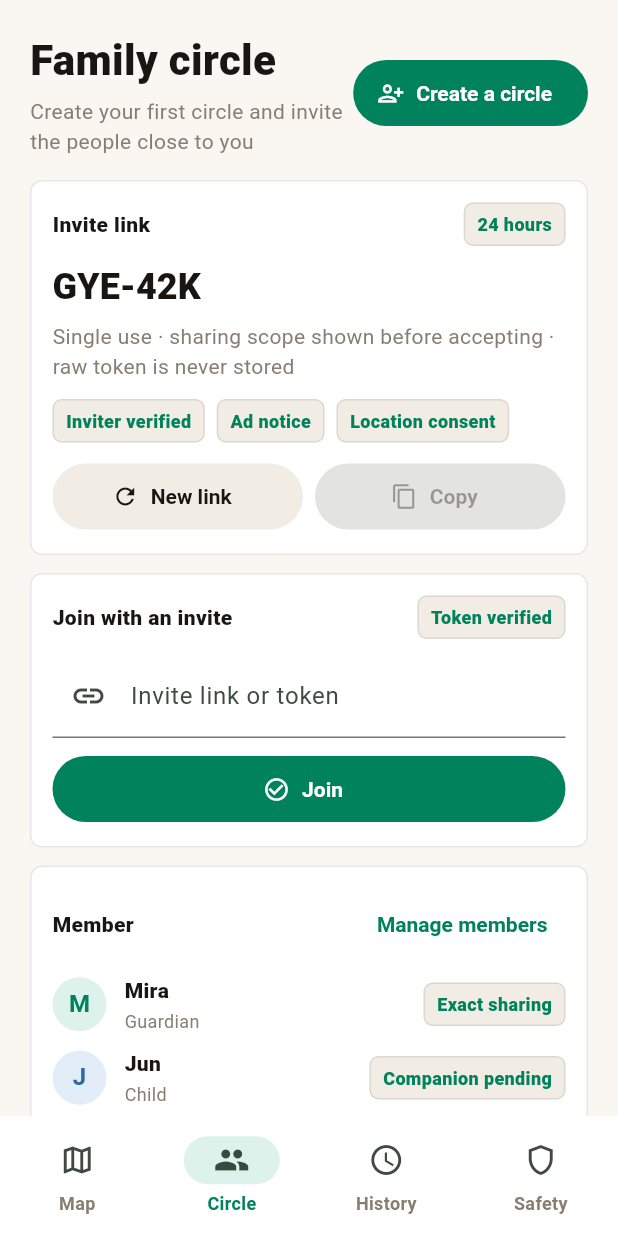
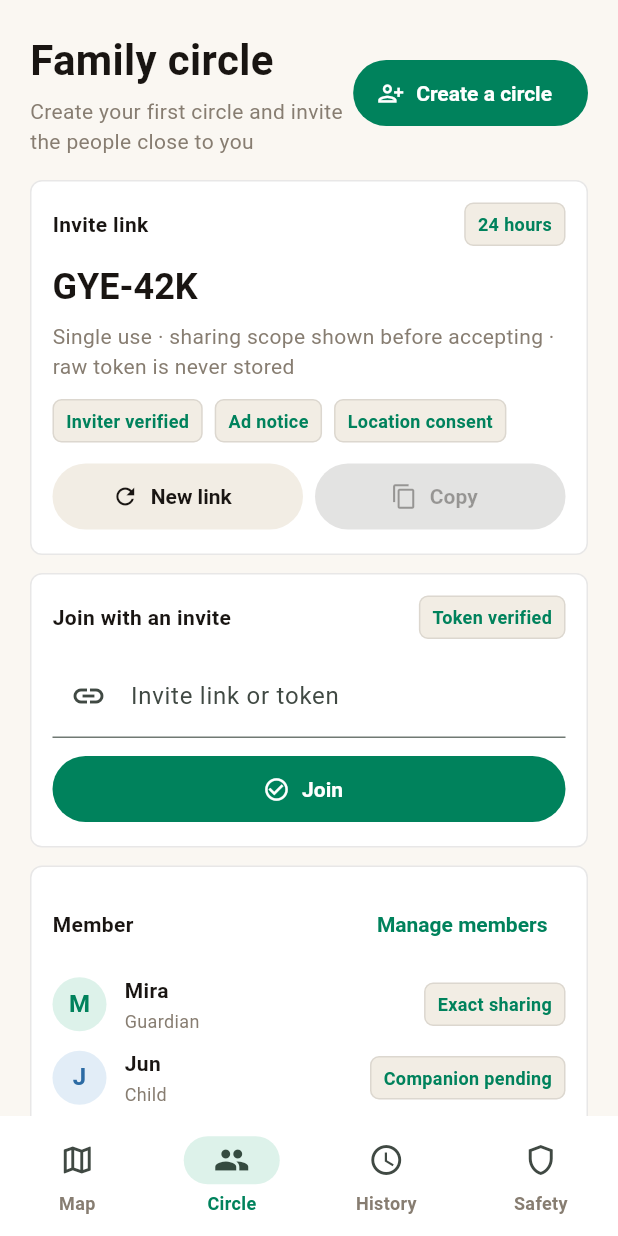
Before and after one commit to Jhongjin/gps, a Flutter app: the screen it shows after launch, after a tap on "Our circle", on a phone screen of 412 x 824 dp. Run offline on Flutter 3.47's test engine with Material 3 defaults, Android fonts, the phone set to English and light mode, and no system bars; our stand-ins replace flutter_map, latlong2, supabase_flutter; accounts and stored records are empty; Roboto replaces fonts that are missing (Pretendard).

Commit message:
Bundle Pretendard, and drop Geist from the stack
The theme named a font the app never shipped, so every screen has been rendering
in whatever the platform happened to supply. Pretendard now ships in
assets/fonts under SIL OFL 1.1, with the licence alongside it.

Only Regular and Bold. The codebase used w800 and w900 in thirty places despite
the design skill capping weight at 700 — those are normalised to 700 here, which
means two faces cover everything and the bundle stays at 3.2MB rather than
double that.

Dropping Geist is a change to DESIGN.md's original pairing, and the reason is in
the product rather than in taste. Almost every line here mixes scripts — 배터리
46%, 정확도 85m, 집까지 8분. Two families in one line means two x-heights and two
baselines, and the line wobbles. Pretendard exists to solve that: its Latin is
drawn to the same metrics as its Hangul. One family reads better here and costs
half as much.

It also fixed something I had written off. A couple of Hangul glyphs rendered as
tofu in the web build, and I diagnosed that as a CanvasKit font-slice artefact
that Android and iOS would not share. That was true as far as it went, but the
root cause was simply that no font was bundled. With Pretandard in the bundle
the glyphs render, on web included.

ja, hi, and ar still need their own faces — Pretendard carries neither kana,
kanji, Devanagari, nor Arabic. That is 5-9MB per script, so it is a size
decision to make when each locale opens, and it is recorded as such.

Co-Authored-By: Claude Opus 5 (1M context) <noreply@anthropic.com>
Claude-Session: https://claude.ai/code/session_015B9hdQNruHStrbaoEA8dtF

```diff
--- a/apps/gyeote_flutter/lib/src/features/circle/circle_screen.dart
+++ b/apps/gyeote_flutter/lib/src/features/circle/circle_screen.dart
@@ -571,7 +571,7 @@ class _CircleScreenState extends State<CircleScreen> {
                 children: [
                   Text(title,
                       style: const TextStyle(
-                          fontSize: 28, fontWeight: FontWeight.w900)),
+                          fontSize: 28, fontWeight: FontWeight.w700)),
                   const SizedBox(height: 4),
                   Text(subtitle,
                       style: TextStyle(color: palette.muted)),
@@ -673,7 +673,7 @@ class _EmptyMembersState extends StatelessWidget {
       child: Column(
         crossAxisAlignment: CrossAxisAlignment.start,
         children: [
-          Text(l10n.circleNoMembers, style: const TextStyle(fontWeight: FontWeight.w900)),
+          Text(l10n.circleNoMembers, style: const TextStyle(fontWeight: FontWeight.w700)),
           const SizedBox(height: 4),
           Text(l10n.circleNoMembersBody,
               style: TextStyle(color: palette.muted)),
@@ -781,7 +781,7 @@ class _InviteCard extends StatelessWidget {
           Text(
             invite == null ? 'GYE-42K' : invite.codeHint,
             style: const TextStyle(
-                fontSize: 24, fontWeight: FontWeight.w900, letterSpacing: 0),
+                fontSize: 24, fontWeight: FontWeight.w700, letterSpacing: 0),
           ),
           const SizedBox(height: 6),
           Text(
@@ -863,7 +863,7 @@ class _MemberRow extends StatelessWidget {
               crossAxisAlignment: CrossAxisAlignment.start,
               children: [
                 Text(member.name,
-                    style: const TextStyle(fontWeight: FontWeight.w900)),
+                    style: const TextStyle(fontWeight: FontWeight.w700)),
                 const SizedBox(height: 2),
                 Text(member.role,
                     style: TextStyle(
@@ -893,7 +893,7 @@ class _CompanionRequestCard extends StatelessWidget {
         crossAxisAlignment: CrossAxisAlignment.start,
         children: [
           Text(l10n.companionRequestDemo,
-              style: const TextStyle(fontSize: 18, fontWeight: FontWeight.w900)),
+              style: const TextStyle(fontSize: 18, fontWeight: FontWeight.w700)),
           const SizedBox(height: 6),
           Text(l10n.companionRequestBody,
               style: TextStyle(color: palette.muted)),
@@ -1056,7 +1056,7 @@ class _CheckInRow extends StatelessWidget {
               crossAxisAlignment: CrossAxisAlignment.start,
               children: [
                 Text('$name · $status',
-                    style: const TextStyle(fontWeight: FontWeight.w900)),
+                    style: const TextStyle(fontWeight: FontWeight.w700)),
                 const SizedBox(height: 2),
                 Text(body,
                     style: TextStyle(
@@ -1265,7 +1265,7 @@ class _InlineNoticeState extends StatelessWidget {
               children: [
                 Text(title,
                     style:
-                        TextStyle(color: color, fontWeight: FontWeight.w900)),
+                        TextStyle(color: color, fontWeight: FontWeight.w700)),
                 const SizedBox(height: 2),
                 Text(body,
                     style: TextStyle(
@@ -1319,7 +1319,7 @@ class _AlertRule extends StatelessWidget {
                   children: [
                     Expanded(
                       child: Text(title,
-                          style: const TextStyle(fontWeight: FontWeight.w900)),
+                          style: const TextStyle(fontWeight: FontWeight.w700)),
                     ),
                     if (isBusy)
                       const SizedBox(
@@ -1439,7 +1439,7 @@ class _InlineEmptyState extends StatelessWidget {
               crossAxisAlignment: CrossAxisAlignment.start,
               children: [
                 Text(title,
-                    style: const TextStyle(fontWeight: FontWeight.w900)),
+                    style: const TextStyle(fontWeight: FontWeight.w700)),
                 const SizedBox(height: 3),
                 Text(body,
                     style: TextStyle(
@@ -1593,7 +1593,7 @@ class _SectionCard extends StatelessWidget {
             children: [
               Expanded(
                   child: Text(title,
-                      style: const TextStyle(fontWeight: FontWeight.w900))),
+                      style: const TextStyle(fontWeight: FontWeight.w700))),
               if (trailing != null) trailing!,
             ],
           ),
@@ -1626,8 +1626,8 @@ class _StatusChip extends StatelessWidget {
         style: TextStyle(
             color: palette.brand,
             fontSize: 12,
-            fontWeight: FontWeight.w800),
-      ),
-    );
-  }
-}
+            fontWeight: FontWeight.w700),
+      ),
+    );
+  }
+}
--- a/apps/gyeote_flutter/lib/src/features/map/map_screen.dart
+++ b/apps/gyeote_flutter/lib/src/features/map/map_screen.dart
@@ -1454,7 +1454,7 @@ class _MapOnboardingPanel extends StatelessWidget {
               crossAxisAlignment: CrossAxisAlignment.start,
               children: [
                 Text(l10n.mapOnboardTitle,
-                    style: const TextStyle(fontWeight: FontWeight.w900)),
+                    style: const TextStyle(fontWeight: FontWeight.w700)),
                 const SizedBox(height: 3),
                 Text(l10n.mapOnboardBody,
                     style: TextStyle(color: palette.muted, fontSize: 12)),
@@ -1559,7 +1559,7 @@ class _PlaceDraftPanel extends StatelessWidget {
                   crossAxisAlignment: CrossAxisAlignment.start,
                   children: [
                     Text(l10n.placeDraftTitle,
-                        style: const TextStyle(fontWeight: FontWeight.w900)),
+                        style: const TextStyle(fontWeight: FontWeight.w700)),
                     const SizedBox(height: 2),
                     Text(l10n.placeDraftSubtitle,
                         style: TextStyle(color: palette.muted, fontSize: 12)),
@@ -1624,7 +1624,7 @@ class _PlaceDraftPanel extends StatelessWidget {
                       member.name.characters.first,
                       style: TextStyle(
                         color: member.tone.resolve(palette),
-                        fontWeight: FontWeight.w900,
+                        fontWeight: FontWeight.w700,
                         fontSize: 12,
                       ),
                     ),
@@ -1826,7 +1826,7 @@ class _CompanionPanel extends StatelessWidget {
               Expanded(
                 child: Text(l10n.privacyCompanionMode,
                     style: const TextStyle(
-                        fontSize: 16, fontWeight: FontWeight.w900)),
+                        fontSize: 16, fontWeight: FontWeight.w700)),
               ),
               _StatusBadge(text: l10n.companionMinutesLeft(minutes)),
             ],
@@ -1911,7 +1911,7 @@ class _CompanionPanel extends StatelessWidget {
                     crossAxisAlignment: CrossAxisAlignment.start,
                     children: [
                       Text(l10n.uploadSyncTitle,
-                          style: const TextStyle(fontWeight: FontWeight.w900)),
+                          style: const TextStyle(fontWeight: FontWeight.w700)),
                       const SizedBox(height: 2),
                       Text(uploadText,
                           style: TextStyle(color: palette.muted, fontSize: 12)),
@@ -1969,7 +1969,7 @@ class _SafetyStatusStrip extends StatelessWidget {
             child: Text(
               text,
               style:
-                  TextStyle(color: palette.brand, fontWeight: FontWeight.w800),
+                  TextStyle(color: palette.brand, fontWeight: FontWeight.w700),
             ),
           ),
         ],
@@ -2208,7 +2208,7 @@ class _StatusBadge extends StatelessWidget {
       ),
       child: Text(text,
           style: TextStyle(
-              color: palette.brand, fontWeight: FontWeight.w800, fontSize: 12)),
+              color: palette.brand, fontWeight: FontWeight.w700, fontSize: 12)),
     );
   }
 }
--- a/apps/gyeote_flutter/lib/src/theme/gyeote_theme.dart
+++ b/apps/gyeote_flutter/lib/src/theme/gyeote_theme.dart
@@ -290,10 +290,10 @@ ThemeData _buildTheme(GyeotePalette palette, Brightness brightness) {
     scaffoldBackgroundColor: palette.canvas,
     canvasColor: palette.canvas,
     dividerColor: palette.line,
-    // Geist/Pretendard 를 지정하려면 pubspec 의 `fonts:` 에 실제 파일을 번들해야
-    // 한다. 지금은 번들된 폰트가 없어서, 없는 패밀리를 지정하면 폴백 사슬이 끊겨
-    // 일부 한글이 두부 글자로 깨진다(웹에서 재현됨). 번들 전까지는 플랫폼 기본
-    // 폰트를 쓴다. 다국어 확장 시 ja/hi/ar 용 Noto 서브셋도 함께 번들해야 한다.
+    // 한글과 라틴을 한 패밀리로 그린다. 두 패밀리를 섞으면 `배터리 46%` 처럼
+    // 한 줄에서 문자가 섞일 때 x-height 와 베이스라인이 어긋난다.
+    // ja/hi/ar 을 열 때는 해당 문자용 Noto 서브셋을 담아 fallback 에 잇는다.
+    fontFamily: 'Pretendard',
     useMaterial3: true,
     extensions: [palette],
     dividerTheme: DividerThemeData(color: palette.line, space: 1, thickness: 1),
```
Also changed, not shown: apps/gyeote_flutter/assets/fonts/Pretendard-OFL.txt (added, +94 -0 lines), apps/gyeote_flutter/lib/src/features/history/history_screen.dart (+8 -8 lines), apps/gyeote_flutter/lib/src/features/privacy/privacy_screen.dart (+4 -4 lines), apps/gyeote_flutter/pubspec.yaml (+9 -0 lines), 5 other files.
